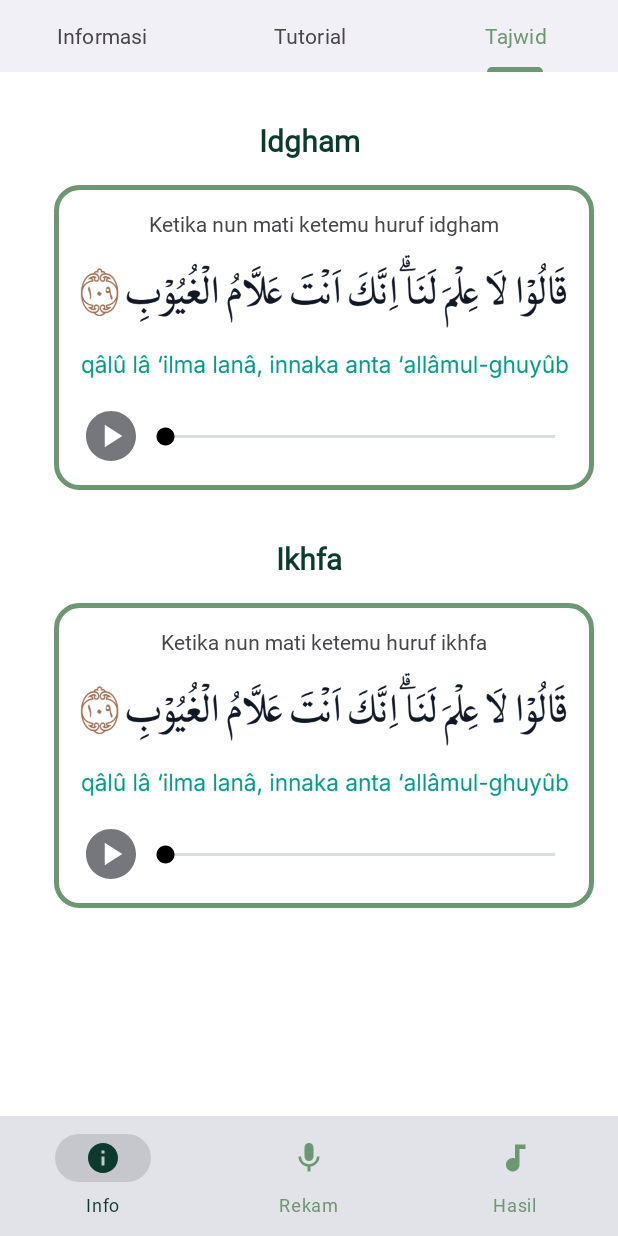
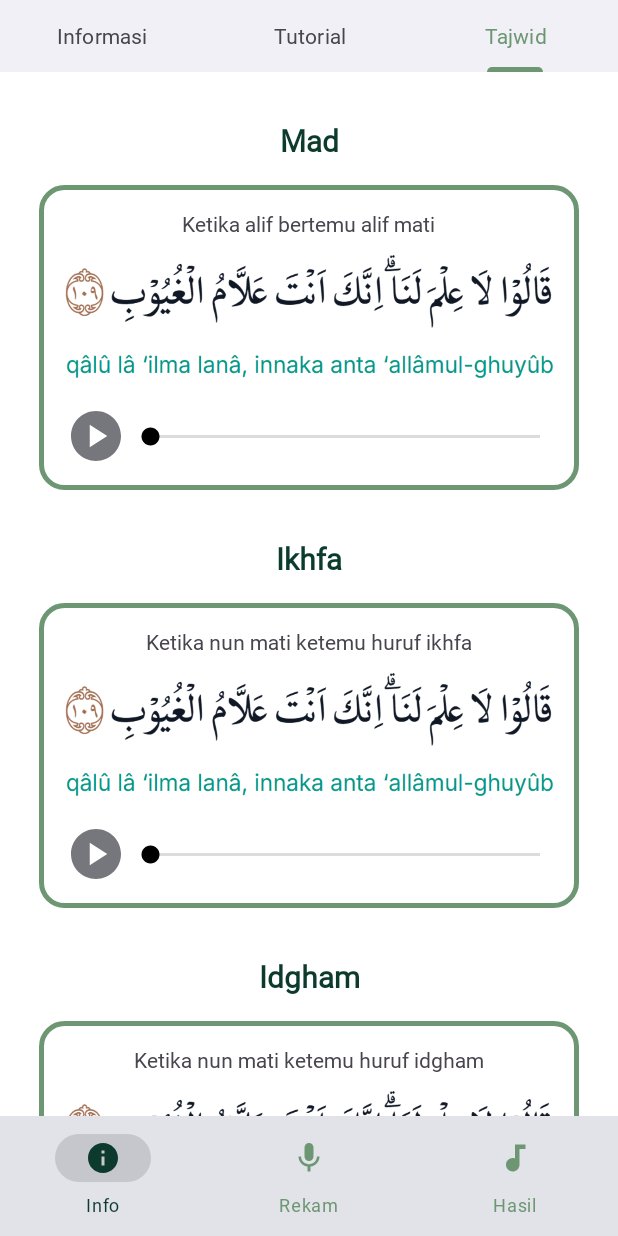
Before and after one commit to althof-z/QuranKu, an Android app: the screen it shows after launch (MainActivity), tab 3 chosen, on a phone screen of 412 x 824 dp. Run offline under Robolectric (Android 15) with nearby library versions, the phone set to English and light mode, and no system bars; our stand-ins replace Room's generated code.

Commit message:
UI: add ScrollView and another tajweed

```diff
--- a/app/src/main/res/layout/fragment_tajwid.xml
+++ b/app/src/main/res/layout/fragment_tajwid.xml
@@ -1,47 +1,51 @@
 <?xml version="1.0" encoding="utf-8"?>
-<androidx.constraintlayout.widget.ConstraintLayout xmlns:android="http://schemas.android.com/apk/res/android"
+<ScrollView
+    xmlns:android="http://schemas.android.com/apk/res/android"
     xmlns:tools="http://schemas.android.com/tools"
     android:layout_width="match_parent"
     android:layout_height="match_parent"
     xmlns:app="http://schemas.android.com/apk/res-auto"
-    tools:context=".AppTutorialFragment"
+    tools:context=".AppTutorialFragment">
+
+    <androidx.constraintlayout.widget.ConstraintLayout
+        android:layout_width="match_parent"
+        android:layout_height="match_parent"
         android:background="@color/white">
 
         <TextView
-        android:id="@+id/tv_title_idg"
+            android:id="@+id/tv_title_mad"
             android:layout_width="wrap_content"
             android:layout_height="wrap_content"
             android:layout_marginTop="32dp"
             android:gravity="center"
             style="@style/TitleText"
-        android:text="Idgham"
+            android:text="Mad"
             app:layout_constraintEnd_toEndOf="parent"
             app:layout_constraintStart_toStartOf="parent"
             app:layout_constraintTop_toTopOf="parent" />
 
         <androidx.constraintlayout.widget.ConstraintLayout
-        android:id="@+id/containerAyat"
+            android:id="@+id/containermad"
             android:layout_width="360dp"
             android:layout_height="wrap_content"
             android:background="@drawable/card_edge"
             android:padding="16dp"
             android:layout_marginTop="16dp"
             app:layout_constraintEnd_toEndOf="parent"
-        app:layout_constraintHorizontal_bias="0.686"
             app:layout_constraintStart_toStartOf="parent"
-        app:layout_constraintTop_toBottomOf="@+id/tv_title_idg">
+            app:layout_constraintTop_toBottomOf="@+id/tv_title_mad">
 
             <TextView
-            android:id="@+id/tv_tutorial"
+                android:id="@+id/tv_mad_desc"
                 android:layout_width="wrap_content"
                 android:layout_height="wrap_content"
-            android:text="Ketika nun mati ketemu huruf idgham"
+                android:text="Ketika alif bertemu alif mati"
                 app:layout_constraintEnd_toEndOf="parent"
                 app:layout_constraintStart_toStartOf="parent"
                 app:layout_constraintTop_toTopOf="parent" />
 
             <ImageView
-            android:id="@+id/iv_surah"
+                android:id="@+id/iv_surah_mad"
                 android:layout_width="340dp"
                 android:layout_height="87dp"
                 android:layout_marginTop="28dp"
@@ -53,27 +57,27 @@
             <!-- SeekBar untuk progress audio -->
 
             <SeekBar
-            android:id="@+id/sb_idg1"
+                android:id="@+id/sb_mad"
                 android:layout_width="0dp"
                 android:layout_height="wrap_content"
                 android:progressBackgroundTint="@color/material_dynamic_neutral50"
                 android:progressTint="@color/black"
                 android:thumbTint="@color/black"
-            app:layout_constraintBottom_toBottomOf="@+id/btn_PlaySurah"
-            app:layout_constraintEnd_toEndOf="@+id/iv_surah"
-            app:layout_constraintStart_toEndOf="@+id/btn_PlaySurah"
-            app:layout_constraintTop_toTopOf="@+id/btn_PlaySurah" />
+                app:layout_constraintBottom_toBottomOf="@+id/btn_play_mad"
+                app:layout_constraintEnd_toEndOf="@+id/iv_surah_mad"
+                app:layout_constraintStart_toEndOf="@+id/btn_play_mad"
+                app:layout_constraintTop_toTopOf="@+id/btn_play_mad" />
 
             <ImageButton
-            android:id="@+id/btn_PlaySurah"
+                android:id="@+id/btn_play_mad"
                 android:layout_width="40dp"
                 android:layout_height="40dp"
                 android:layout_marginStart="8dp"
                 android:layout_marginTop="16dp"
                 android:background="@drawable/ic_play"
                 android:backgroundTint="@color/material_dynamic_neutral50"
-            app:layout_constraintStart_toStartOf="@+id/iv_surah"
-            app:layout_constraintTop_toBottomOf="@+id/iv_surah" />
+                app:layout_constraintStart_toStartOf="@+id/iv_surah_mad"
+                app:layout_constraintTop_toBottomOf="@+id/iv_surah_mad" />
 
         </androidx.constraintlayout.widget.ConstraintLayout>
 
@@ -87,7 +91,7 @@
             android:text="Ikhfa"
             app:layout_constraintEnd_toEndOf="parent"
             app:layout_constraintStart_toStartOf="parent"
-        app:layout_constraintTop_toBottomOf="@+id/containerAyat" />
+            app:layout_constraintTop_toBottomOf="@+id/containermad" />
 
         <androidx.constraintlayout.widget.ConstraintLayout
             android:id="@+id/containerikh"
@@ -97,7 +101,6 @@
             android:padding="16dp"
             android:layout_marginTop="16dp"
             app:layout_constraintEnd_toEndOf="parent"
-        app:layout_constraintHorizontal_bias="0.686"
             app:layout_constraintStart_toStartOf="parent"
             app:layout_constraintTop_toBottomOf="@+id/tv_title_ikh">
 
@@ -148,4 +151,76 @@
         </androidx.constraintlayout.widget.ConstraintLayout>
 
 
+        <TextView
+            android:id="@+id/tv_title_idg"
+            android:layout_width="wrap_content"
+            android:layout_height="wrap_content"
+            android:layout_marginTop="32dp"
+            android:gravity="center"
+            style="@style/TitleText"
+            android:text="Idgham"
+            app:layout_constraintEnd_toEndOf="parent"
+            app:layout_constraintStart_toStartOf="parent"
+            app:layout_constraintTop_toBottomOf="@id/containerikh" />
+
+        <androidx.constraintlayout.widget.ConstraintLayout
+            android:id="@+id/containerAyat"
+            android:layout_width="360dp"
+            android:layout_height="wrap_content"
+            android:background="@drawable/card_edge"
+            android:padding="16dp"
+            android:layout_marginTop="16dp"
+            android:layout_marginBottom="24dp"
+            app:layout_constraintEnd_toEndOf="parent"
+            app:layout_constraintStart_toStartOf="parent"
+            app:layout_constraintTop_toBottomOf="@+id/tv_title_idg">
+
+            <TextView
+                android:id="@+id/tv_tutorial"
+                android:layout_width="wrap_content"
+                android:layout_height="wrap_content"
+                android:text="Ketika nun mati ketemu huruf idgham"
+                app:layout_constraintEnd_toEndOf="parent"
+                app:layout_constraintStart_toStartOf="parent"
+                app:layout_constraintTop_toTopOf="parent" />
+
+            <ImageView
+                android:id="@+id/iv_surah"
+                android:layout_width="340dp"
+                android:layout_height="87dp"
+                android:layout_marginTop="28dp"
+                android:background="@drawable/surah"
+                app:layout_constraintEnd_toEndOf="parent"
+                app:layout_constraintStart_toStartOf="parent"
+                app:layout_constraintTop_toTopOf="parent" />
+
+            <!-- SeekBar untuk progress audio -->
+
+            <SeekBar
+                android:id="@+id/sb_idg1"
+                android:layout_width="0dp"
+                android:layout_height="wrap_content"
+                android:progressBackgroundTint="@color/material_dynamic_neutral50"
+                android:progressTint="@color/black"
+                android:thumbTint="@color/black"
+                app:layout_constraintBottom_toBottomOf="@+id/btn_PlaySurah"
+                app:layout_constraintEnd_toEndOf="@+id/iv_surah"
+                app:layout_constraintStart_toEndOf="@+id/btn_PlaySurah"
+                app:layout_constraintTop_toTopOf="@+id/btn_PlaySurah" />
+
+            <ImageButton
+                android:id="@+id/btn_PlaySurah"
+                android:layout_width="40dp"
+                android:layout_height="40dp"
+                android:layout_marginStart="8dp"
+                android:layout_marginTop="16dp"
+                android:background="@drawable/ic_play"
+                android:backgroundTint="@color/material_dynamic_neutral50"
+                app:layout_constraintStart_toStartOf="@+id/iv_surah"
+                app:layout_constraintTop_toBottomOf="@+id/iv_surah" />
+
         </androidx.constraintlayout.widget.ConstraintLayout>
+
+    </androidx.constraintlayout.widget.ConstraintLayout>
+
+</ScrollView>
```
Lines whose indentation alone changed are shown as unchanged.
